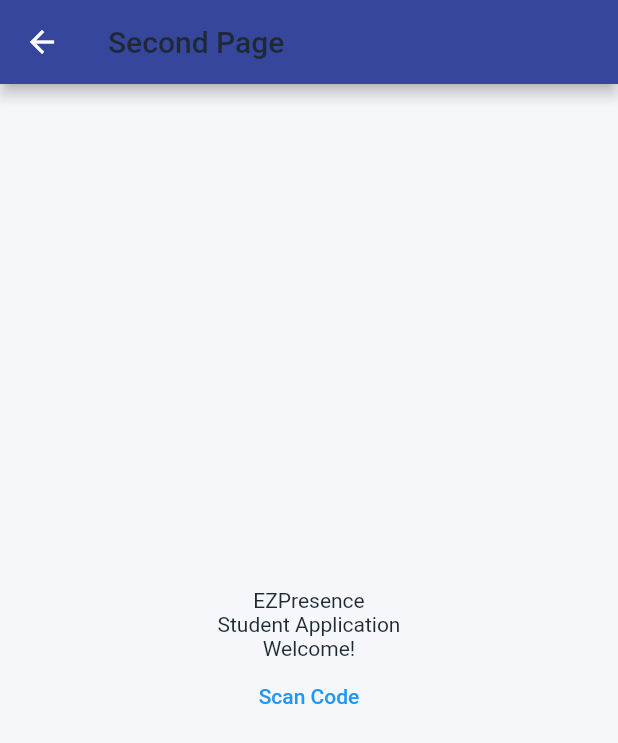
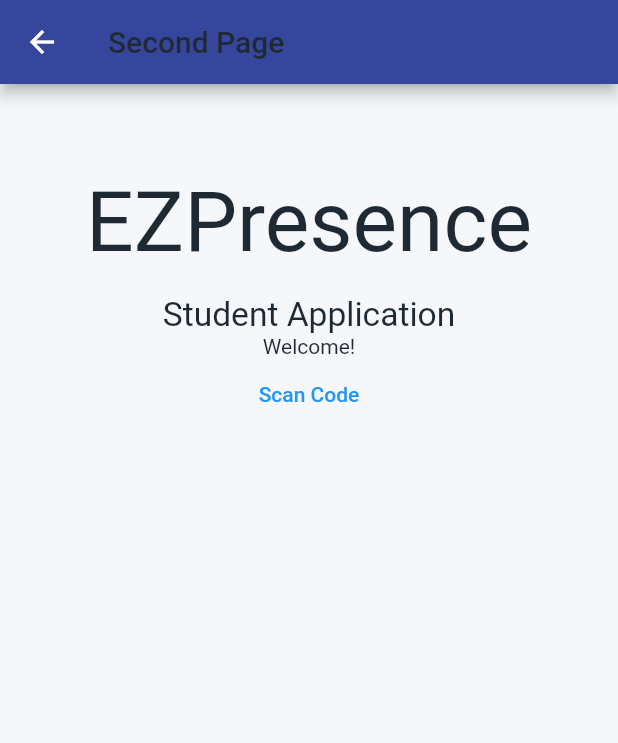
Before and after one commit to omarnassif98/EZ-Presence, a Flutter app: the SecondRoute screen opened directly, on a phone screen of 412 x 824 dp. Shown: the top 743 px of the screen. Run offline on Flutter 3.47's test engine with Material 2 defaults, Android fonts, the phone set to English and light mode, and no system bars; our stand-ins replace cloud_firestore, firebase_auth, firebase_core, firebase_database; missing offline and left inert: qr_code_scanner; accounts and stored records are empty.

Commit message:
Started styling 2nd Route

```diff
--- a/ezpresence_mobile/lib/main.dart
+++ b/ezpresence_mobile/lib/main.dart
@@ -193,13 +193,22 @@ class SecondRoute extends StatelessWidget {
         // Center is a layout widget. It takes a single child and positions it
         // in the middle of the parent.
         child: Column(
-          mainAxisAlignment: MainAxisAlignment.center,
+          mainAxisAlignment: MainAxisAlignment.start,
           children: <Widget>[
             Text(
-              'EZPresence',
+                'EZPresence',
+                textAlign: TextAlign.center,
+                textScaleFactor: 4.0,
+                style: TextStyle(
+                    height: 2.5
+                )
             ),
             Text(
-              'Student Application',
+                'Student Application',
+                textScaleFactor: 1.6,
+                style: TextStyle(
+                    height: 1.2 //This increases the amount of space between "EZPresence" and "Student Application"
+                )
             ),
             Text(
               'Welcome!',
```
